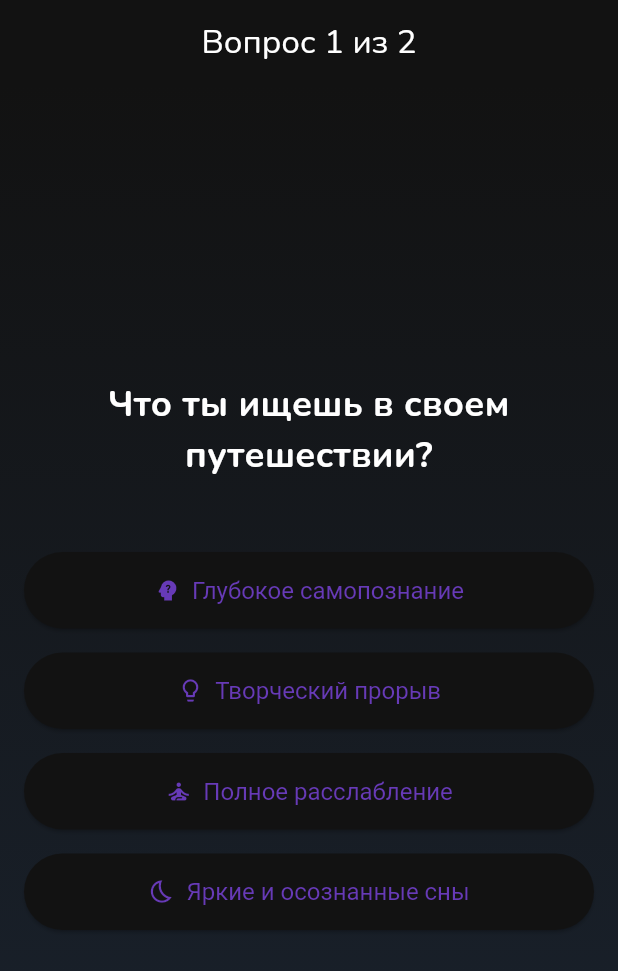
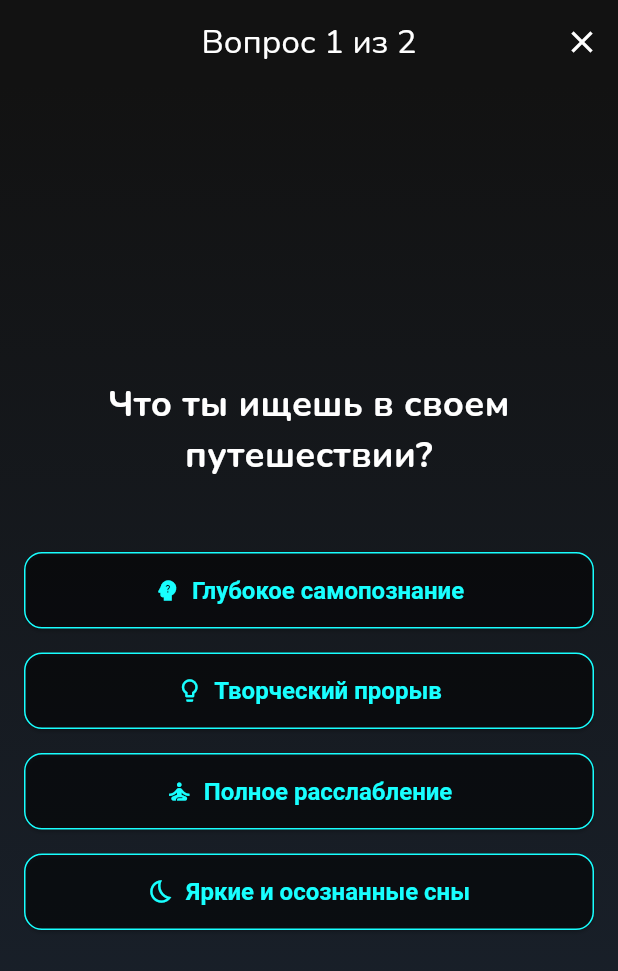
Before and after one commit to boynextdoor6666/Funny_flower, a Flutter app: the QuizScreen screen opened by its route, on a phone screen of 412 x 824 dp. Shown: the top 971 px of the screen. Run offline on Flutter 3.47's test engine with Material 3 defaults, Android fonts, the phone set to English and light mode, and no system bars; our stand-ins replace audioplayers, cloud_firestore, firebase_auth, firebase_core, firebase_storage, go_router and 4 more; accounts and stored records are empty.

Commit message:
fixed a quiz

```diff
--- a/lib/screens/quiz_screen.dart
+++ b/lib/screens/quiz_screen.dart
@@ -15,7 +15,6 @@ class _QuizScreenState extends State<QuizScreen> {
   final Map<String, int> _totalScores = {};
 
   void _answerQuestion(Map<String, int> scores) {
-    // Суммируем очки
     scores.forEach((key, value) {
       _totalScores[key] = (_totalScores[key] ?? 0) + value;
     });
@@ -30,17 +29,12 @@ class _QuizScreenState extends State<QuizScreen> {
   }
 
   void _showResults() {
-    // Находим эффект с максимальным количеством очков
     if (_totalScores.isEmpty) {
-      // Если пользователь как-то пропустил все вопросы
       context.go('/home');
       return;
     }
     final resultEffect = _totalScores.entries.reduce((a, b) => a.value > b.value ? a : b).key;
 
-    // Передаем результат на специальный экран или фильтруем главный
-    // Пока просто перейдем на главный, а дальше сделаем экран результатов
-    // Для этого нужно будет настроить роутинг
     print("Рекомендованный эффект: $resultEffect");
     context.go('/home/results?effect=$resultEffect');
   }
@@ -49,7 +43,17 @@ class _QuizScreenState extends State<QuizScreen> {
   Widget build(BuildContext context) {
     final question = quizQuestions[_currentQuestionIndex];
     return Scaffold(
-      appBar: AppBar(title: Text('Вопрос ${_currentQuestionIndex + 1} из ${quizQuestions.length}')),
+      appBar: AppBar(
+        automaticallyImplyLeading: false,
+        title: Text('Вопрос ${_currentQuestionIndex + 1} из ${quizQuestions.length}'),
+        actions: [
+          IconButton(
+            icon: const Icon(Icons.close),
+            tooltip: 'Выйти из теста',
+            onPressed: () => context.go('/home'),
+          ),
+        ],
+      ),
       body: Container(
         decoration: const BoxDecoration(
           gradient: LinearGradient(
@@ -77,9 +81,21 @@ class _QuizScreenState extends State<QuizScreen> {
                     icon: Icon(answer.icon),
                     label: Text(answer.text),
                     onPressed: () => _answerQuestion(answer.scores),
+                    // ✅✅✅ ВОТ ЗДЕСЬ ВСЕ ИЗМЕНЕНИЯ ✅✅✅
                     style: ElevatedButton.styleFrom(
                       padding: const EdgeInsets.symmetric(vertical: 16),
-                      textStyle: const TextStyle(fontSize: 16),
+                      // Устанавливаем цвет текста и иконки
+                      foregroundColor: Colors.cyanAccent,
+                      // Делаем фон кнопки темным и полупрозрачным
+                      backgroundColor: Colors.black.withOpacity(0.4),
+                      // Добавляем стилизованную рамку
+                      side: const BorderSide(color: Colors.cyanAccent, width: 1),
+                      shape: RoundedRectangleBorder(borderRadius: BorderRadius.circular(12)),
+                      // Добавляем жирность к тексту
+                      textStyle: const TextStyle(
+                        fontSize: 16,
+                        fontWeight: FontWeight.bold,
+                      ),
                     ),
                   ),
                 );
```
